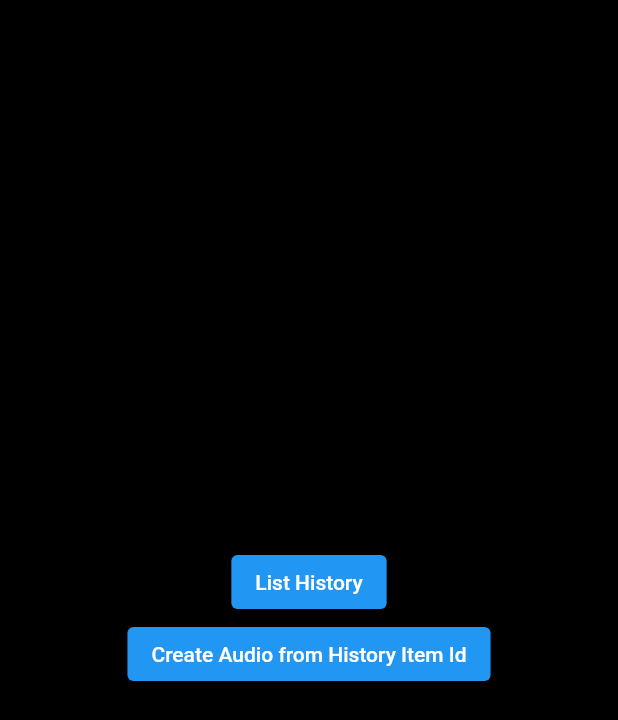
After one commit to doppeltilde/ElevenLabsTTS, a Flutter app: the History screen opened directly, after a tap on "Create Audio from History Item Id", on a phone screen of 412 x 824 dp. The commit adds this screen. Shown: the top 720 px of the screen. Run offline on Flutter 3.47's test engine with Material 2 defaults, Android fonts, the phone set to English and light mode, and no system bars; our stand-ins replace audioplayers, flutter_dotenv, plugin_platform_interface; network calls fail.

Commit message:
list history + create audio from id

```diff
--- /dev/null
+++ b/example/lib/history.dart
@@ -0,0 +1,51 @@
+import 'package:audioplayers/audioplayers.dart';
+import 'package:elevenlabs/elevenlabs.dart';
+import 'package:elevenlabs/extensions/elevenlabs_history.dart';
+import 'package:elevenlabs_example/main.dart';
+import 'package:flutter/material.dart';
+
+class History extends StatefulWidget {
+  const History({super.key});
+
+  @override
+  State<History> createState() => _HistoryState();
+}
+
+class _HistoryState extends State<History> {
+  listHistory() async {
+    final voices = await ElevenLabs.instance.listHistory();
+    for (var i in voices) {
+      print(
+          'Item Id: ${i.historyItemId}, Voice ID: ${i.voiceId}, Voice Name: ${i.voiceName}, Text: ${i.text},');
+    }
+  }
+
+  createHistoryAudioId() async {
+    final file = await ElevenLabs.instance.createHistoryAudioId(
+      itemId: "your-history-item-id",
+    );
+    print(file.path);
+    await audioPlayer.play(DeviceFileSource(file.path), volume: 1.0);
+  }
+
+  @override
+  Widget build(BuildContext context) {
+    return Scaffold(
+      backgroundColor: Colors.black,
+      body: Center(
+          child: Column(
+              mainAxisAlignment: MainAxisAlignment.center,
+              crossAxisAlignment: CrossAxisAlignment.center,
+              children: [
+            ElevatedButton(
+              child: const Text("List History"),
+              onPressed: () => listHistory(),
+            ),
+            ElevatedButton(
+              child: const Text("Create Audio from History Item Id"),
+              onPressed: () => createHistoryAudioId(),
+            ),
+          ])),
+    );
+  }
+}
--- a/example/lib/main.dart
+++ b/example/lib/main.dart
@@ -2,8 +2,11 @@ import 'dart:io';
 
 import 'package:audioplayers/audioplayers.dart';
 import 'package:elevenlabs/elevenlabs.dart';
+import 'package:elevenlabs_example/history.dart';
 import 'package:flutter/material.dart';
 import 'package:flutter_dotenv/flutter_dotenv.dart';
+
+AudioPlayer audioPlayer = AudioPlayer();
 
 Future<void> main() async {
   WidgetsFlutterBinding.ensureInitialized();
@@ -25,8 +28,6 @@ class MyHomePage extends StatefulWidget {
 }
 
 class MyHomePageState extends State<MyHomePage> {
-  AudioPlayer audioPlayer = AudioPlayer();
-
   String text =
       "Once men turned their thinking over to machines in the hope that this would set them free. But that only permitted other men with machines to enslave them.";
 
@@ -64,6 +65,14 @@ class MyHomePageState extends State<MyHomePage> {
             ElevatedButton(
                 onPressed: () => listVoices(),
                 child: const Text("Fetch Voices")),
+            ElevatedButton(
+                onPressed: () {
+                  Navigator.push(
+                    context,
+                    MaterialPageRoute(builder: (context) => const History()),
+                  );
+                },
+                child: const Text("History")),
           ],
         ),
       ),
--- /dev/null
+++ b/lib/extensions/elevenlabs_history.dart
@@ -0,0 +1,70 @@
+import 'dart:convert';
+import 'dart:io';
+
+import 'package:elevenlabs/models/elevenlabs_history_model.dart';
+import 'package:elevenlabs/core/elevenlabs_endpoints.dart';
+import 'package:elevenlabs/elevenlabs.dart';
+import 'package:path_provider/path_provider.dart';
+
+extension ElevenLabsHistory on ElevenLabs {
+  Future<List<HistoryItem>> listHistory() async {
+    Map<String, String> headers = {
+      'xi-api-key': ElevenLabs.apiKey,
+      'accept': 'application/json',
+    };
+
+    try {
+      final response = await ElevenLabsEndpoints.client.get(
+        Uri.parse(ElevenLabsEndpoints.historyUrl),
+        headers: headers,
+      );
+      final json = jsonDecode(response.body);
+      final list = json["history"] as List;
+
+      List<HistoryItem> voices =
+          list.map((e) => HistoryItem.fromJson(e)).toList();
+
+      return voices;
+    } catch (e) {
+      throw (e);
+    }
+  }
+
+  Future<File> createHistoryAudioId({
+    required itemId,
+    fileName,
+  }) async {
+    Map<String, String> headers = {
+      'xi-api-key': ElevenLabs.apiKey,
+      'accept': 'audio/mpeg',
+    };
+
+    try {
+      final dir = await getTemporaryDirectory();
+      final file =
+          File('${dir.path}/${fileName?.replaceAll(RegExp(r"\s+"), "")}.mp3');
+
+      if (await file.exists()) {
+        return file;
+      } else {
+        final response = await ElevenLabsEndpoints.client.get(
+          Uri.parse("${ElevenLabsEndpoints.historyUrl}/$itemId/audio"),
+          headers: headers,
+        );
+        String id = DateTime.now().millisecondsSinceEpoch.toString();
+
+        final file = fileName?.replaceAll(RegExp(r"\s+"), "") != null
+            ? File(
+                '${dir.path}/${fileName?.replaceAll(RegExp(r"\s+"), "")}.mp3')
+            : File('${dir.path}/$id.mp3');
+
+        final bytes = response.bodyBytes;
+        await file.writeAsBytes(bytes);
+
+        return file;
+      }
+    } catch (e) {
+      throw (e);
+    }
+  }
+}
--- a/lib/extensions/elevenlabs_voices.dart
+++ b/lib/extensions/elevenlabs_voices.dart
@@ -1,6 +1,6 @@
 import 'dart:convert';
 
-import 'package:elevenlabs/Models/elevenlabs_voices_model.dart';
+import 'package:elevenlabs/models/elevenlabs_voices_model.dart';
 import 'package:elevenlabs/core/elevenlabs_endpoints.dart';
 import 'package:elevenlabs/elevenlabs.dart';
 
--- /dev/null
+++ b/lib/models/elevenlabs_history_model.dart
@@ -0,0 +1,50 @@
+class History {
+  final List<HistoryItem> history;
+
+  History({required this.history});
+
+  factory History.fromJson(Map<String, dynamic> json) {
+    List<HistoryItem> historyList = List<HistoryItem>.from(
+        json['history'].map((item) => HistoryItem.fromJson(item)).toList());
+
+    return History(history: historyList);
+  }
+}
+
+class HistoryItem {
+  final String historyItemId;
+  final String voiceId;
+  final String voiceName;
+  final String text;
+  final int dateUnix;
+  final int characterCountChangeFrom;
+  final int characterCountChangeTo;
+  final String contentType;
+  final String state;
+
+  HistoryItem({
+    required this.historyItemId,
+    required this.voiceId,
+    required this.voiceName,
+    required this.text,
+    required this.dateUnix,
+    required this.characterCountChangeFrom,
+    required this.characterCountChangeTo,
+    required this.contentType,
+    required this.state,
+  });
+
+  factory HistoryItem.fromJson(Map<String, dynamic> json) {
+    return HistoryItem(
+      historyItemId: json['history_item_id'],
+      voiceId: json['voice_id'],
+      voiceName: json['voice_name'],
+      text: json['text'],
+      dateUnix: json['date_unix'],
+      characterCountChangeFrom: json['character_count_change_from'],
+      characterCountChangeTo: json['character_count_change_to'],
+      contentType: json['content_type'],
+      state: json['state'],
+    );
+  }
+}
--- a/pubspec.yaml
+++ b/pubspec.yaml
@@ -1,6 +1,6 @@
 name: elevenlabs
 description: Lightweight wrapper for accessing ElevenLabs's Text-To-Speech API and converting the results to MP3 files.
-version: 1.0.8
+version: 1.0.9
 homepage: https://github.com/jonafeucht/ElevenLabsTTS
 repository: https://github.com/jonafeucht/ElevenLabsTTS
 
```
Also changed, not shown: example/pubspec.lock, 1 other file.
